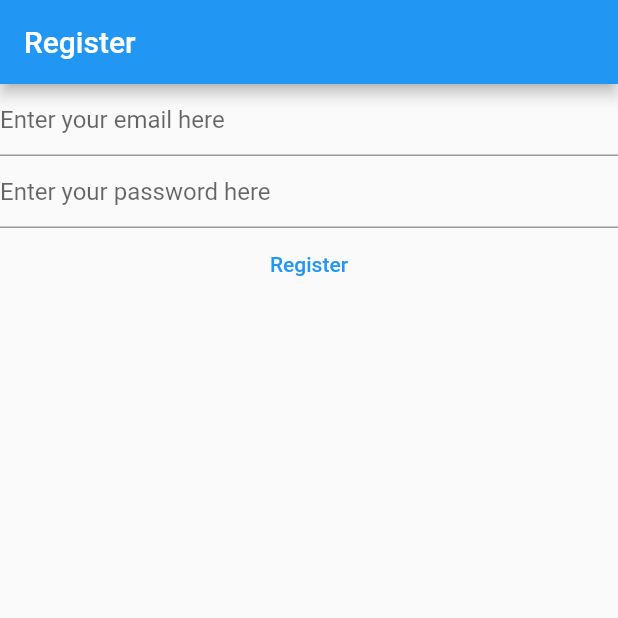
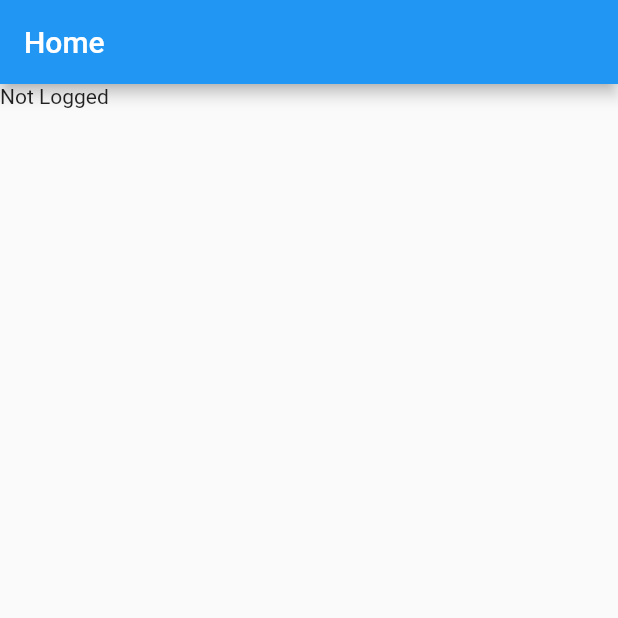
Before and after one commit to paulosabaini/flutter-notes, a Flutter app: the screen it shows after launch, on a phone screen of 412 x 824 dp, the top half of it. Run offline on Flutter 3.47's test engine with Material 2 defaults, Android fonts, the phone set to English and light mode, and no system bars; our stand-ins replace firebase_auth, firebase_core; accounts and stored records are empty; generated files the repository leaves out were written again.

Commit message:
separating app initialization from login and register screens

```diff
--- a/lib/main.dart
+++ b/lib/main.dart
@@ -1,7 +1,8 @@
-import 'package:flutter/material.dart';
 import 'package:firebase_auth/firebase_auth.dart';
 import 'package:firebase_core/firebase_core.dart';
-import 'firebase_options.dart';
+import 'package:flutter/material.dart';
+import 'package:mynotes/firebase_options.dart';
+import 'package:mynotes/views/login_view.dart';
 
 void main() {
   WidgetsFlutterBinding.ensureInitialized();
@@ -14,36 +15,14 @@ void main() {
   ));
 }
 
-class HomePage extends StatefulWidget {
+class HomePage extends StatelessWidget {
   const HomePage({super.key});
-
-  @override
-  State<HomePage> createState() => _HomePageState();
-}
-
-class _HomePageState extends State<HomePage> {
-  late final TextEditingController _email;
-  late final TextEditingController _password;
-
-  @override
-  void initState() {
-    _email = TextEditingController();
-    _password = TextEditingController();
-    super.initState();
-  }
-
-  @override
-  void dispose() {
-    _email.dispose();
-    _password.dispose();
-    super.dispose();
-  }
 
   @override
   Widget build(BuildContext context) {
     return Scaffold(
       appBar: AppBar(
-        title: const Text('Register'),
+        title: const Text('Home'),
       ),
       body: FutureBuilder(
         future: Firebase.initializeApp(
@@ -52,37 +31,12 @@ class _HomePageState extends State<HomePage> {
         builder: (context, snapshot) {
           switch (snapshot.connectionState) {
             case ConnectionState.done:
-              return Column(
-                children: [
-                  TextField(
-                    controller: _email,
-                    enableSuggestions: false,
-                    autocorrect: false,
-                    keyboardType: TextInputType.emailAddress,
-                    decoration: const InputDecoration(
-                        hintText: 'Enter your email here'),
-                  ),
-                  TextField(
-                    controller: _password,
-                    obscureText: true,
-                    enableSuggestions: false,
-                    autocorrect: false,
-                    decoration: const InputDecoration(
-                        hintText: 'Enter your password here'),
-                  ),
-                  TextButton(
-                    onPressed: () async {
-                      final email = _email.text;
-                      final password = _password.text;
-
-                      final userCredential = await FirebaseAuth.instance
-                          .createUserWithEmailAndPassword(
-                              email: email, password: password);
-                    },
-                    child: const Text('Register'),
-                  ),
-                ],
-              );
+              final user = FirebaseAuth.instance.currentUser;
+              if (user?.emailVerified == true) {
+                return const Text('Logged');
+              } else {
+                return const Text('Not Logged');
+              }
             default:
               return const Text('Loading...');
           }
```
Also changed, not shown: lib/views/login_view.dart (added, +91 -0 lines), lib/views/register_view.dart (added, +93 -0 lines).
